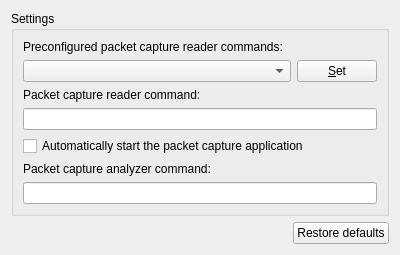
Above: gns3/ui/packet_capture_preferences_page.ui from GNS3/gns3-gui before the change. Below: the same form after it.
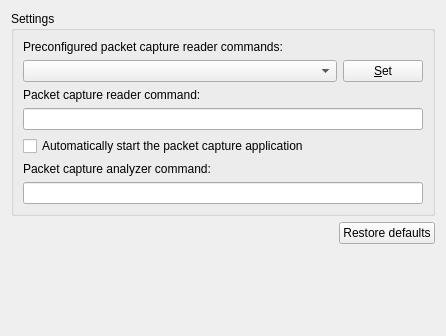
That is the form after the change.

Patch:
```diff
--- a/gns3/ui/packet_capture_preferences_page.ui
+++ b/gns3/ui/packet_capture_preferences_page.ui
@@ -6,8 +6,8 @@
    <rect>
     <x>0</x>
     <y>0</y>
-    <width>400</width>
-    <height>250</height>
+    <width>446</width>
+    <height>336</height>
    </rect>
   </property>
   <property name="windowTitle">
```
